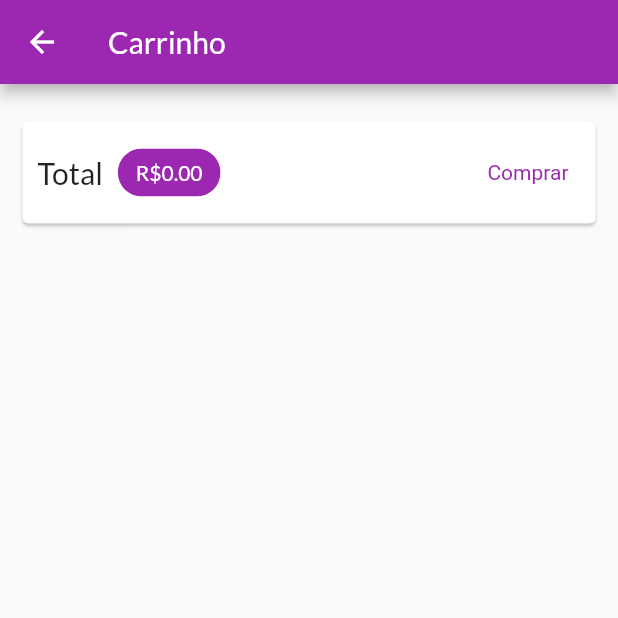
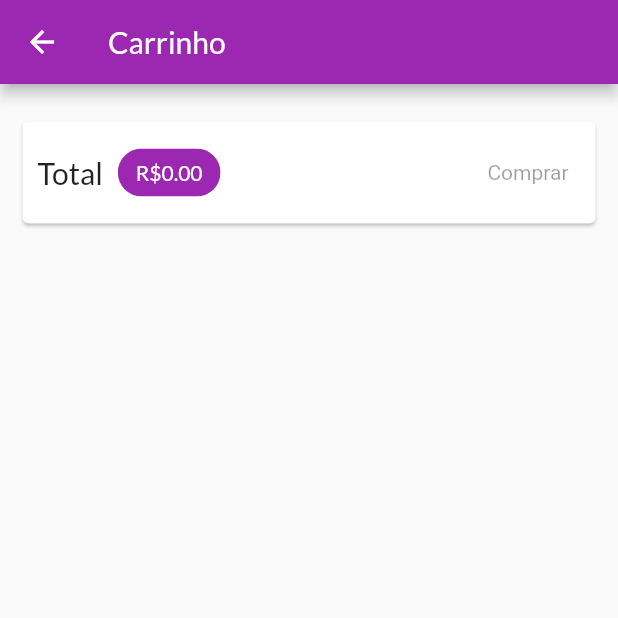
Before and after one commit to PedroAllien/shop_flutter, a Flutter app: the CartPage screen opened by its route, on a phone screen of 412 x 824 dp, the top half of it. Run offline on Flutter 3.47's test engine with Material 2 defaults, Android fonts, the phone set to English and light mode, and no system bars; network calls fail.

```diff
--- /dev/null
+++ b/lib/exceptions/hhttp_exception.dart
@@ -0,0 +1,14 @@
+class HttpException implements Exception {
+  final String msg;
+  final int statusCode;
+
+  HttpException({
+    required this.msg,
+    required this.statusCode,
+  });
+
+  @override
+  String toString() {
+    return msg;
+  }
+}
--- a/lib/pages/cart_page.dart
+++ b/lib/pages/cart_page.dart
@@ -45,21 +45,7 @@ class CartPage extends StatelessWidget {
                     ),
                   ),
                   Spacer(),
-                  TextButton(
-                    onPressed: () {
-                      Provider.of<OrderList>(
-                        context,
-                        listen: false,
-                      ).addOrder(cart);
-
-                      cart.clear();
-                    },
-                    style: TextButton.styleFrom(
-                      textStyle:
-                          TextStyle(color: Theme.of(context).primaryColor),
-                    ),
-                    child: Text("Comprar"),
-                  ),
+                  CartButton(cart: cart),
                 ],
               ),
             ),
@@ -77,3 +63,42 @@ class CartPage extends StatelessWidget {
     );
   }
 }
+
+class CartButton extends StatefulWidget {
+  const CartButton({
+    Key? key,
+    required this.cart,
+  }) : super(key: key);
+
+  final Cart cart;
+
+  @override
+  State<CartButton> createState() => _CartButtonState();
+}
+
+class _CartButtonState extends State<CartButton> {
+  bool _isLoading = false;
+  @override
+  Widget build(BuildContext context) {
+    return _isLoading
+        ? CircularProgressIndicator()
+        : TextButton(
+            onPressed: widget.cart.itemsCount == 0
+                ? null
+                : () async {
+                    setState(() => _isLoading = true);
+                    await Provider.of<OrderList>(
+                      context,
+                      listen: false,
+                    ).addOrder(widget.cart);
+
+                    widget.cart.clear();
+                    setState(() => _isLoading = false);
+                  },
+            style: TextButton.styleFrom(
+              textStyle: TextStyle(color: Theme.of(context).primaryColor),
+            ),
+            child: Text("Comprar"),
+          );
+  }
+}
--- /dev/null
+++ b/lib/utils/constants.dart
@@ -0,0 +1,6 @@
+class Constants {
+  static const PRODUCT_BASE_URL =
+      'https://shop-cod3r-b5e09-default-rtdb.firebaseio.com/products';
+  static const ORDER_BASE_URL =
+      'https://shop-cod3r-b5e09-default-rtdb.firebaseio.com/orders';
+}
--- a/pubspec.yaml
+++ b/pubspec.yaml
@@ -37,6 +37,7 @@ dependencies:
   cupertino_icons: ^1.0.2
   provider: ^6.0.2
   intl: ^0.17.0
+  http: ^0.13.3
 
 dev_dependencies:
   flutter_test:
```
Also changed, not shown: lib/components/product_item.dart (+26 -19 lines), lib/models/order_list.dart (+53 -3 lines), lib/models/product.dart (+24 -1 lines), lib/models/product_list.dart (+79 -14 lines), lib/pages/orders_page.dart (+23 -7 lines), lib/pages/product_form_page.dart (+40 -10 lines), lib/pages/product_page.dart (+11 -1 lines), lib/pages/products_overview_page.dart (+18 -1 lines), pubspec.lock.
